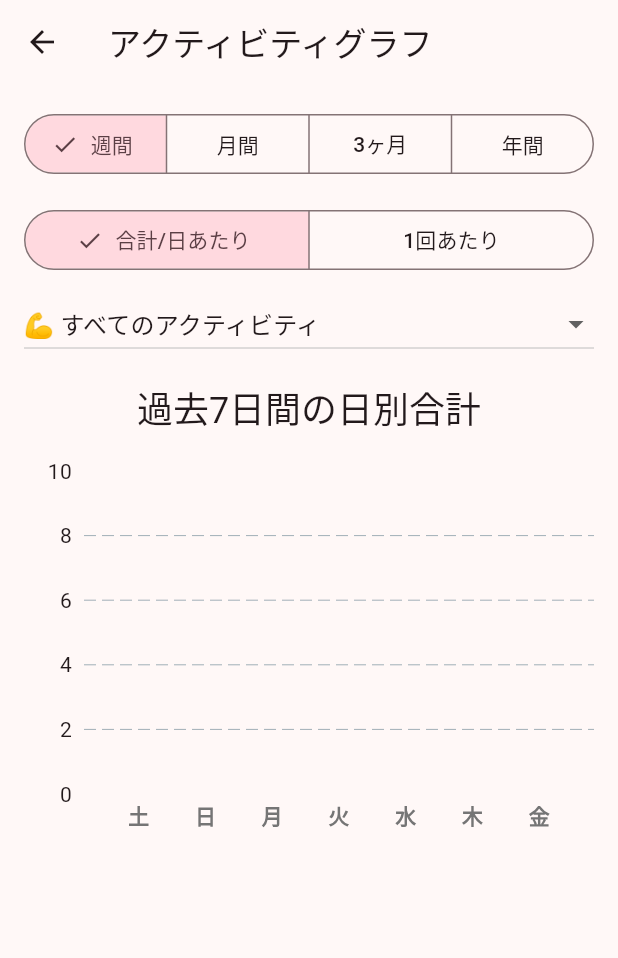
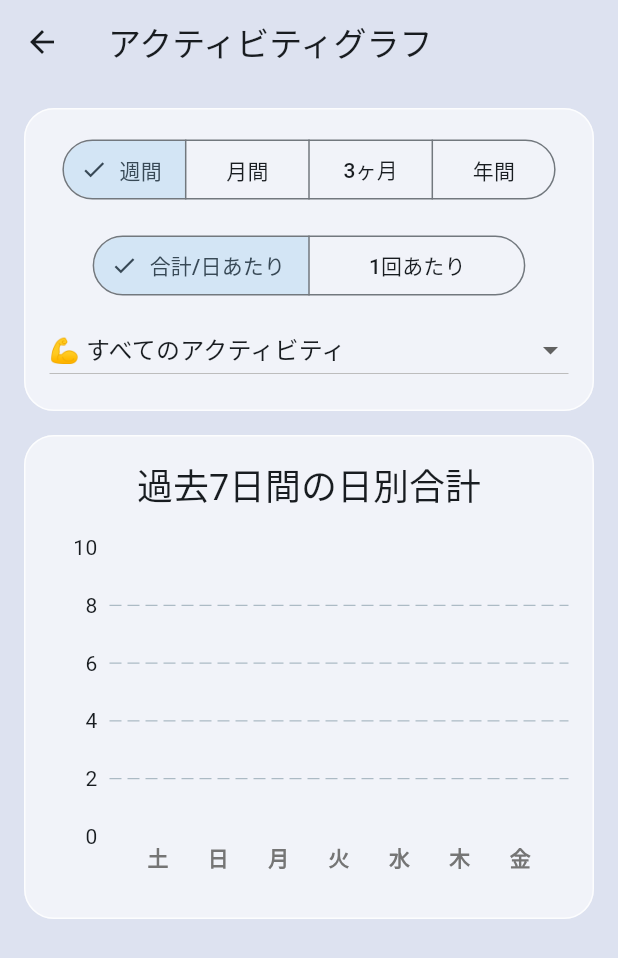
Before and after one commit to osero2000/nan_kore, a Flutter app: the screen it shows after launch, after a tap on the "bar chart" icon, on a phone screen of 412 x 824 dp. Shown: the top 958 px of the screen. Run offline on Flutter 3.47's test engine with Material 3 defaults, Android fonts, the light colour scheme and no system bars; drawn by our look-alikes of fl_chart; our stand-ins replace hive, hive_flutter, speech_to_text; accounts and stored records are empty; generated files the repository leaves out were written again.

Commit message:
style: アプリ全体のUIデザインを改善

```diff
--- a/lib/main.dart
+++ b/lib/main.dart
@@ -6,6 +6,8 @@ import 'package:nan_kore/models/tag.dart';
 import 'package:nan_kore/screens/activity_edit_screen.dart';
 import 'package:nan_kore/screens/count_screen.dart';
 import 'package:nan_kore/screens/stats_screen.dart';
+import 'package:nan_kore/widgets/app_background.dart';
+import 'package:nan_kore/widgets/glass_card.dart';
 import 'package:intl/date_symbol_data_local.dart';
 
 // カタカナをひらがなに変換するヘルパー関数
@@ -52,7 +54,16 @@ class MyApp extends StatelessWidget {
       title: 'なんでもカウンター',
       debugShowCheckedModeBanner: false, // これで右上の"DEBUG"が消えるよん！
       theme: ThemeData(
-        colorScheme: ColorScheme.fromSeed(seedColor: Colors.pinkAccent),
+        brightness: Brightness.light, // 明るいテーマでかわいい雰囲気に！
+        colorScheme: ColorScheme.fromSeed(
+          seedColor: Colors.lightBlue, // 白っぽい水色をベースに
+          brightness: Brightness.light,
+        ),
+        scaffoldBackgroundColor: Colors.transparent, // Scaffoldを透明にして背景が見えるように
+        appBarTheme: const AppBarTheme(
+          backgroundColor: Colors.transparent, // AppBarも透明に
+          elevation: 0,
+        ),
         useMaterial3: true,
       ),
       home: const HomeScreen(),
@@ -91,16 +102,17 @@ class _HomeScreenState extends State<HomeScreen> {
 
   @override
   Widget build(BuildContext context) {
-    return Scaffold(
+    return AppBackground(
+      // 全体にグラデーション背景を適用
+      child: Scaffold(
         appBar: AppBar(
-        backgroundColor: Theme.of(context).colorScheme.inversePrimary,
           title: const Text('ダッシュボード'),
           actions: [
             IconButton(
               icon: const Icon(Icons.bar_chart),
               onPressed: () {
-              Navigator.of(context)
-                  .push(MaterialPageRoute(builder: (ctx) => const StatsScreen()));
+                Navigator.of(context).push(
+                    MaterialPageRoute(builder: (ctx) => const StatsScreen()));
               },
             ),
           ],
@@ -108,8 +120,8 @@ class _HomeScreenState extends State<HomeScreen> {
         body: Column(
           children: [
             // 検索とフィルタリングのUI
-          Padding(
-            padding: const EdgeInsets.all(8.0),
+            GlassCard(
+              margin: const EdgeInsets.fromLTRB(16, 0, 16, 16),
               child: Column(
                 children: [
                   TextField(
@@ -117,14 +129,13 @@ class _HomeScreenState extends State<HomeScreen> {
                   decoration: InputDecoration(
                     labelText: 'アクティビティ名で検索',
                     prefixIcon: const Icon(Icons.search),
-                    suffixIcon: _searchQuery.isNotEmpty
-                        ? IconButton(
+                    suffixIcon: _searchQuery.isNotEmpty ? IconButton(
                       icon: const Icon(Icons.clear),
                       onPressed: () {
                         _searchController.clear();
                       },
-                          )
-                        : null,
+                    ) : null,
+                    border: InputBorder.none, // GlassCardに馴染むように枠線を消す
                   ),
                   ),
                   const SizedBox(height: 8),
@@ -138,8 +149,8 @@ class _HomeScreenState extends State<HomeScreen> {
                       return Wrap(
                         spacing: 8.0,
                         children: allTags.map((tag) {
-                        final isSelected = _selectedFilterTags
-                            .any((selected) => selected.key == tag.key);
+                          final isSelected = _selectedFilterTags.any(
+                              (selected) => selected.key == tag.key);
                           return FilterChip(
                             label: Text(tag.name),
                             selected: isSelected,
@@ -148,8 +159,8 @@ class _HomeScreenState extends State<HomeScreen> {
                                 if (selected) {
                                   _selectedFilterTags.add(tag);
                                 } else {
-                                _selectedFilterTags.removeWhere(
-                                    (t) => t.key == tag.key);
+                                  _selectedFilterTags
+                                      .removeWhere((t) => t.key == tag.key);
                                 }
                               });
                             },
@@ -161,7 +172,6 @@ class _HomeScreenState extends State<HomeScreen> {
                 ],
               ),
             ),
-          const Divider(),
             // アクティビティリスト
             Expanded(
               child: ValueListenableBuilder<Box<Activity>>(
@@ -172,14 +182,18 @@ class _HomeScreenState extends State<HomeScreen> {
                   // フィルタリングロジック
                   final filteredActivities = allActivities.where((activity) {
                     // 1. 名前での検索
-                  final hiraganaQuery = _toHiragana(_searchQuery.toLowerCase());
-                  final hiraganaActivityName = _toHiragana(activity.name.toLowerCase());
-                  final nameMatch = hiraganaActivityName.contains(hiraganaQuery);
+                    final hiraganaQuery =
+                        _toHiragana(_searchQuery.toLowerCase());
+                    final hiraganaActivityName =
+                        _toHiragana(activity.name.toLowerCase());
+                    final nameMatch =
+                        hiraganaActivityName.contains(hiraganaQuery);
 
                     // 2. タグでの絞り込み
                     final tagMatch = _selectedFilterTags.isEmpty ||
                         _selectedFilterTags.every((filterTag) => activity.tags
-                          .any((activityTag) => activityTag.key == filterTag.key));
+                            .any((activityTag) =>
+                                activityTag.key == filterTag.key));
 
                     return nameMatch && tagMatch;
                   }).toList();
@@ -188,7 +202,8 @@ class _HomeScreenState extends State<HomeScreen> {
                     // 登録済みアクティビティが0件の場合と、フィルタ結果が0件の場合でメッセージを出し分ける
                     if (allActivities.isEmpty) {
                       return const Center(
-                      child: Text('右下の＋ボタンから、最初のアクティビティを登録してみよう！💪✨'),
+                        child: Text(
+                            '右下の＋ボタンから、最初のアクティビティを登録してみよう！💪✨'),
                       );
                     }
                     return const Center(
@@ -196,13 +211,14 @@ class _HomeScreenState extends State<HomeScreen> {
                     );
                   }
                   return ListView.builder(
+                    padding: const EdgeInsets.only(bottom: 90), // FABと被らないように
                     itemCount: filteredActivities.length,
                     itemBuilder: (ctx, index) {
                       final activity = filteredActivities[index];
                       return Dismissible(
                         key: ValueKey(activity.key), // それぞれの項目を区別するための鍵！
-                      direction:
-                          DismissDirection.endToStart, // 右から左へのスワイプだけ許可
+                        direction: DismissDirection
+                            .endToStart, // 右から左へのスワイプだけ許可
                         onDismissed: (direction) async {
                           // 0. 削除するデータをコピーして一時的に保存
                           final activityToDelete = activity;
@@ -216,11 +232,12 @@ class _HomeScreenState extends State<HomeScreen> {
                             name: activityToDelete.name,
                             targetCount: activityToDelete.targetCount,
                             tags: tagsCopy,
-                          voiceCommands: List<String>.from(activityToDelete.voiceCommands),
+                            voiceCommands: List<String>.from(
+                                activityToDelete.voiceCommands),
                             notificationEnabled:
                                 activityToDelete.notificationEnabled,
-                          notificationDays:
-                              List<int>.from(activityToDelete.notificationDays),
+                            notificationDays: List<int>.from(
+                                activityToDelete.notificationDays),
                             notificationTime: activityToDelete.notificationTime,
                           )
                             ..id = activityToDelete.id
@@ -229,8 +246,8 @@ class _HomeScreenState extends State<HomeScreen> {
                           // 関連レコードのコピーを作成
                           final recordsBox = Hive.box<Record>('records');
                           final relatedRecords = recordsBox.values
-                            .where(
-                                (record) => record.activityId == activityToDelete.id)
+                              .where((record) =>
+                                  record.activityId == activityToDelete.id)
                               .toList();
                           final recordCopies = relatedRecords
                               .map((rec) => Record(
@@ -244,8 +261,9 @@ class _HomeScreenState extends State<HomeScreen> {
                               .toList();
 
                           // 1. データを削除
-                        final recordKeysToDelete =
-                            relatedRecords.map((rec) => rec.key as int).toList();
+                          final recordKeysToDelete = relatedRecords
+                              .map((rec) => rec.key as int)
+                              .toList();
                           await recordsBox.deleteAll(recordKeysToDelete);
                           await activityToDelete.delete();
 
@@ -270,7 +288,12 @@ class _HomeScreenState extends State<HomeScreen> {
                           );
                         },
                         background: Container(
-                        color: Colors.red,
+                          margin: const EdgeInsets.symmetric(
+                              horizontal: 16, vertical: 6),
+                          decoration: BoxDecoration(
+                            color: Colors.red.withOpacity(0.8),
+                            borderRadius: BorderRadius.circular(20),
+                          ),
                           alignment: Alignment.centerRight,
                           padding: const EdgeInsets.only(right: 20),
                           child: const Icon(
@@ -278,52 +301,16 @@ class _HomeScreenState extends State<HomeScreen> {
                             color: Colors.white,
                           ),
                         ),
-                      child: ListTile(
-                        title: Text(activity.name),
-                        subtitle: Column(
-                          crossAxisAlignment: CrossAxisAlignment.start,
-                          children: [
-                            Text('目標: ${activity.targetCount} 回'),
-                            if (activity.tags.isNotEmpty) ...[
-                              const SizedBox(height: 4),
-                              Wrap(
-                                spacing: 6.0,
-                                runSpacing: 4.0,
-                                children: activity.tags.map((tag) {
-                                  return Chip(
-                                    label: Text(tag.name,
-                                        style: const TextStyle(fontSize: 12)),
-                                    backgroundColor:
-                                        Color(tag.colorValue).withOpacity(0.2),
-                                    padding: const EdgeInsets.symmetric(
-                                        horizontal: 4.0),
-                                    materialTapTargetSize:
-                                        MaterialTapTargetSize.shrinkWrap,
-                                  );
-                                }).toList(),
-                              ),
-                            ],
-                          ],
-                        ),
-                        trailing: IconButton(
-                          icon: const Icon(Icons.edit),
-                          onPressed: () {
-                            Navigator.of(context).push(
-                              MaterialPageRoute(
-                                builder: (ctx) =>
-                                    ActivityEditScreen(activity: activity),
-                              ),
-                            );
-                          },
-                        ),
+                        child: GlassCard(
                           onTap: () {
                             // 最後に記録されたメモを探す
                             final recordsBox = Hive.box<Record>('records');
                             final activityRecords = recordsBox.values
-                              .where((record) => record.activityId == activity.id)
+                                .where((record) =>
+                                    record.activityId == activity.id)
                                 .toList();
-                          activityRecords.sort(
-                              (a, b) => b.date.compareTo(a.date)); // 新しい順に並び替え
+                            activityRecords.sort((a, b) => b.date
+                                .compareTo(a.date)); // 新しい順に並び替え
 
                             int? lastCount;
                             DateTime? lastDate;
@@ -336,7 +323,8 @@ class _HomeScreenState extends State<HomeScreen> {
                             String? lastMemo;
                             // 空じゃないメモが見つかるまで探す！
                             for (final record in activityRecords) {
-                            if (record.memo != null && record.memo!.isNotEmpty) {
+                              if (record.memo != null &&
+                                  record.memo!.isNotEmpty) {
                                 lastMemo = record.memo;
                                 break;
                               }
@@ -353,6 +341,60 @@ class _HomeScreenState extends State<HomeScreen> {
                               ),
                             );
                           },
+                          child: Row(
+                            children: [
+                              Expanded(
+                                child: Column(
+                                  crossAxisAlignment: CrossAxisAlignment.start,
+                                  children: [
+                                    Text(activity.name,
+                                        style: Theme.of(context)
+                                            .textTheme
+                                            .titleLarge),
+                                    Text(
+                                        '目標: ${activity.targetCount} 回',
+                                        style: Theme.of(context)
+                                            .textTheme
+                                            .bodyMedium
+                                            ?.copyWith(color: Theme.of(context).colorScheme.onSurfaceVariant)),
+                                    if (activity.tags.isNotEmpty) ...[
+                                      const SizedBox(height: 8),
+                                      Wrap(
+                                        spacing: 6.0,
+                                        runSpacing: 4.0,
+                                        children: activity.tags.map((tag) {
+                                          return Chip(
+                                            label: Text(tag.name,
+                                                style: const TextStyle(
+                                                    fontSize: 12)),
+                                            backgroundColor:
+                                                Color(tag.colorValue).withOpacity(0.2),
+                                            padding:
+                                                const EdgeInsets.symmetric(
+                                                    horizontal: 4.0),
+                                            materialTapTargetSize:
+                                                MaterialTapTargetSize
+                                                    .shrinkWrap,
+                                          );
+                                        }).toList(),
+                                      ),
+                                    ],
+                                  ],
+                                ),
+                              ),
+                              IconButton(
+                                icon: const Icon(Icons.edit),
+                                onPressed: () {
+                                  Navigator.of(context).push(
+                                    MaterialPageRoute(
+                                      builder: (ctx) => ActivityEditScreen(
+                                          activity: activity),
+                                    ),
+                                  );
+                                },
+                              ),
+                            ],
+                          ),
                         ),
                       );
                     },
@@ -373,6 +415,7 @@ class _HomeScreenState extends State<HomeScreen> {
           tooltip: 'アクティビティを追加',
           child: const Icon(Icons.add),
         ),
+      ),
     );
   }
 }
--- a/lib/screens/stats_screen.dart
+++ b/lib/screens/stats_screen.dart
@@ -4,6 +4,8 @@ import 'package:hive_flutter/hive_flutter.dart';
 import 'package:intl/intl.dart';
 import 'package:nan_kore/models/record.dart';
 import 'package:nan_kore/models/activity.dart';
+import 'package:nan_kore/widgets/app_background.dart';
+import 'package:nan_kore/widgets/glass_card.dart';
 
 // グラフの期間を管理するためのenum
 enum StatsPeriod { weekly, monthly, quarterly, yearly }
@@ -408,14 +410,20 @@ class _StatsScreenState extends State<StatsScreen> {
 
   @override
   Widget build(BuildContext context) {
-    return Scaffold(
+    return AppBackground(
+      child: Scaffold(
         appBar: AppBar(
           title: const Text('アクティビティグラフ'),
         ),
-      body: Padding(
+        body: SingleChildScrollView(
+          child: Padding(
             padding: const EdgeInsets.all(16.0),
             child: Column(
               crossAxisAlignment: CrossAxisAlignment.stretch, // 横幅をいっぱいにする
+              children: [
+                GlassCard(
+                  margin: const EdgeInsets.all(0),
+                  child: Column(
                     children: [
                       // 期間選択ボタン
                       SegmentedButton<StatsPeriod>(
@@ -473,7 +481,14 @@ class _StatsScreenState extends State<StatsScreen> {
                           _loadChartData();
                         },
                       ),
+                    ],
+                  ),
+                ),
                 const SizedBox(height: 16),
+                GlassCard(
+                  margin: const EdgeInsets.all(0),
+                  child: Column(
+                    children: [
                       Text(
                         '${_getPeriodName()}の${_getChartTitle()}',
                         style: Theme.of(context).textTheme.headlineSmall,
@@ -515,6 +530,11 @@ class _StatsScreenState extends State<StatsScreen> {
                     ],
                   ),
                 ),
+              ],
+            ),
+          ),
+        ),
+      ),
     );
   }
 }
--- /dev/null
+++ b/lib/widgets/app_background.dart
@@ -0,0 +1,16 @@
+import 'package:flutter/material.dart';
+
+class AppBackground extends StatelessWidget {
+  final Widget child;
+  const AppBackground({super.key, required this.child});
+
+  @override
+  Widget build(BuildContext context) {
+    return Container(
+      decoration: BoxDecoration(
+        color: const Color(0xFFDDE2F0), // もう少しだけ暗くして、さらに落ち着いた感じに
+      ),
+      child: child,
+    );
+  }
+}
--- /dev/null
+++ b/lib/widgets/glass_card.dart
@@ -0,0 +1,43 @@
+import 'dart:ui';
+import 'package:flutter/material.dart';
+
+class GlassCard extends StatelessWidget {
+  final Widget child;
+  final EdgeInsetsGeometry? margin;
+  final EdgeInsetsGeometry? padding;
+  final VoidCallback? onTap;
+
+  const GlassCard({
+    super.key,
+    required this.child,
+    this.margin,
+    this.padding,
+    this.onTap,
+  });
+
+  @override
+  Widget build(BuildContext context) {
+    return Padding(
+      padding: margin ?? const EdgeInsets.symmetric(horizontal: 16, vertical: 6),
+      child: Material(
+        color: Colors.transparent,
+        child: InkWell(
+          onTap: onTap,
+          borderRadius: BorderRadius.circular(20),
+          child: Container(
+            padding: padding ?? const EdgeInsets.all(16),
+            decoration: BoxDecoration(
+              color: Colors.white.withOpacity(0.6), // 透明度を下げて文字を読みやすく
+              borderRadius: BorderRadius.circular(20),
+              border: Border.all(
+                width: 1.0,
+                color: Colors.white.withOpacity(0.8),
+              ),
+            ),
+            child: child,
+          ),
+        ),
+      ),
+    );
+  }
+}
```
Also changed, not shown: lib/screens/activity_edit_screen.dart (+18 -11 lines), lib/screens/count_screen.dart (+17 -16 lines), lib/screens/record_edit_screen.dart (+16 -9 lines). Lines whose indentation alone changed are shown as unchanged.
